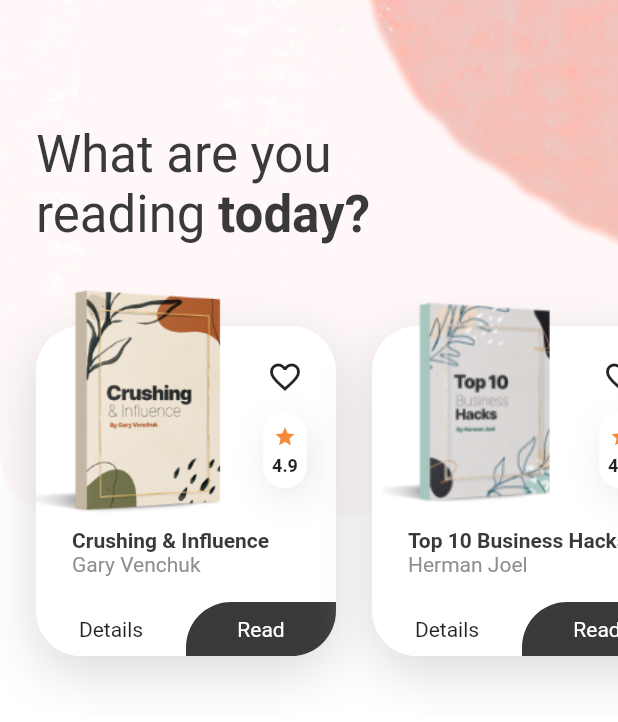
After one commit to sergiuwaxmann/book-app, a Flutter app: the screen it shows after launch, after a tap on "start reading", on a phone screen of 412 x 824 dp. The commit adds this screen. Shown: the top 722 px of the screen. Run offline on Flutter 3.47's test engine with Material 2 defaults, Android fonts, the phone set to English and light mode, and no system bars.

Commit message:
Home screen reading list

```diff
--- a/lib/main.dart
+++ b/lib/main.dart
@@ -1,6 +1,7 @@
 import 'package:flutter/material.dart';
 import 'package:bookapp/constant.dart';
 import 'package:bookapp/widgets/rounded_button.dart';
+import 'package:bookapp/screens/home.dart';
 
 void main() => runApp(BookApp());
 
@@ -56,6 +57,14 @@ class WelcomeScreen extends StatelessWidget {
               width: MediaQuery.of(context).size.width * .6,
               child: RoundedButton(
                 text: 'start reading',
+                onTap: () {
+                  Navigator.push(
+                    context,
+                    MaterialPageRoute(builder: (context) {
+                      return HomeScreen();
+                    }),
+                  );
+                },
                 fontSize: 20,
               ),
             ),
--- /dev/null
+++ b/lib/screens/home.dart
@@ -0,0 +1,74 @@
+import 'package:flutter/material.dart';
+import 'package:bookapp/widgets/reading_list_card.dart';
+
+class HomeScreen extends StatelessWidget {
+  @override
+  Widget build(BuildContext context) {
+    var size = MediaQuery.of(context).size;
+    return Scaffold(
+      body: Container(
+        width: double.infinity,
+        decoration: BoxDecoration(
+          image: DecorationImage(
+            image: AssetImage('assets/images/main-bg.png'),
+            alignment: Alignment.topCenter,
+            fit: BoxFit.fitWidth,
+          ),
+        ),
+        child: Column(
+          crossAxisAlignment: CrossAxisAlignment.start,
+          children: <Widget>[
+            SizedBox(
+              height: size.height * .1,
+            ),
+            Padding(
+              padding: const EdgeInsets.symmetric(
+                horizontal: 24,
+              ),
+              child: RichText(
+                text: TextSpan(
+                  // ignore: deprecated_member_use
+                  style: Theme.of(context).textTheme.display1,
+                  children: [
+                    TextSpan(text: 'What are you\nreading '),
+                    TextSpan(
+                      text: 'today?',
+                      style: TextStyle(
+                        fontWeight: FontWeight.bold,
+                      ),
+                    ),
+                  ],
+                ),
+              ),
+            ),
+            SizedBox(
+              height: 30,
+            ),
+            SingleChildScrollView(
+              scrollDirection: Axis.horizontal,
+              child: Row(
+                children: <Widget>[
+                  ReadingListCard(
+                    image: 'assets/images/book-1.png',
+                    title: 'Crushing & Influence',
+                    author: 'Gary Venchuk',
+                    rating: 4.9,
+                  ),
+                  ReadingListCard(
+                    image: 'assets/images/book-2.png',
+                    title: 'Top 10 Business Hacks',
+                    author: 'Herman Joel',
+                    rating: 4.8,
+                  ),
+                  SizedBox(
+                    width: 24,
+                  ),
+                ],
+              ),
+            ),
+          ],
+        ),
+      ),
+    );
+  }
+}
--- /dev/null
+++ b/lib/widgets/book_rating.dart
@@ -0,0 +1,50 @@
+import 'package:flutter/material.dart';
+import 'package:bookapp/constant.dart';
+
+class BookRating extends StatelessWidget {
+  final double rating;
+  const BookRating({
+    Key key,
+    this.rating,
+  }) : super(key: key);
+
+  @override
+  Widget build(BuildContext context) {
+    return Container(
+      padding: EdgeInsets.symmetric(
+        horizontal: 6,
+        vertical: 8,
+      ),
+      decoration: BoxDecoration(
+        color: Colors.white,
+        borderRadius: BorderRadius.circular(16),
+        boxShadow: [
+          BoxShadow(
+            color: Color(0xFFD3D3D3).withOpacity(.5),
+            offset: Offset(3, 7),
+            blurRadius: 20,
+          ),
+        ],
+      ),
+      child: Column(
+        children: <Widget>[
+          Icon(
+            Icons.star,
+            color: kIconColor,
+            size: 15,
+          ),
+          SizedBox(
+            height: 5,
+          ),
+          Text(
+            '$rating',
+            style: TextStyle(
+              fontSize: 12,
+              fontWeight: FontWeight.bold,
+            ),
+          ),
+        ],
+      ),
+    );
+  }
+}
--- /dev/null
+++ b/lib/widgets/reading_list_card.dart
@@ -0,0 +1,137 @@
+import 'package:flutter/material.dart';
+import 'package:bookapp/constant.dart';
+import 'package:bookapp/widgets/book_rating.dart';
+import 'package:bookapp/widgets/two_side_rounded_button.dart';
+
+class ReadingListCard extends StatelessWidget {
+  final String image;
+  final String title;
+  final String author;
+  final double rating;
+  final Function onTapDetails;
+  final Function onTapRead;
+  const ReadingListCard({
+    Key key,
+    this.image,
+    this.title,
+    this.author,
+    this.rating,
+    this.onTapDetails,
+    this.onTapRead,
+  }) : super(key: key);
+
+  @override
+  Widget build(BuildContext context) {
+    return Container(
+      width: 200,
+      height: 245,
+      margin: EdgeInsets.only(
+        left: 24,
+        bottom: 40,
+      ),
+      child: Stack(
+        children: <Widget>[
+          Positioned(
+            left: 0,
+            right: 0,
+            bottom: 0,
+            child: Container(
+              height: 220,
+              decoration: BoxDecoration(
+                color: Colors.white,
+                borderRadius: BorderRadius.circular(30),
+                boxShadow: [
+                  BoxShadow(
+                    color: kShadowColor,
+                    offset: Offset(0, 10),
+                    blurRadius: 30,
+                  ),
+                ],
+              ),
+            ),
+          ),
+          Image.asset(
+            image,
+            width: 150,
+          ),
+          Positioned(
+            right: 10,
+            top: 35,
+            child: Column(
+              children: <Widget>[
+                IconButton(
+                  icon: Icon(Icons.favorite_border),
+                  onPressed: () {},
+                ),
+                BookRating(
+                  rating: rating,
+                ),
+              ],
+            ),
+          ),
+          Positioned(
+            top: 160,
+            child: Container(
+              width: 200,
+              height: 85,
+              child: Column(
+                crossAxisAlignment: CrossAxisAlignment.start,
+                children: <Widget>[
+                  Padding(
+                    padding: EdgeInsets.only(
+                      left: 24,
+                    ),
+                    child: RichText(
+                      maxLines: 2,
+                      text: TextSpan(
+                        style: TextStyle(
+                          color: kBlackColor,
+                        ),
+                        children: [
+                          TextSpan(
+                            text: '$title\n',
+                            style: TextStyle(
+                              fontWeight: FontWeight.bold,
+                            ),
+                          ),
+                          TextSpan(
+                            text: author,
+                            style: TextStyle(
+                              color: kLightBlackColor,
+                            ),
+                          ),
+                        ],
+                      ),
+                    ),
+                  ),
+                  Spacer(),
+                  Row(
+                    children: <Widget>[
+                      GestureDetector(
+                        onTap: onTapDetails,
+                        child: Container(
+                          width: 100,
+                          alignment: Alignment.center,
+                          padding: EdgeInsets.symmetric(
+                            vertical: 10,
+                          ),
+                          child: Text('Details'),
+                        ),
+                      ),
+                      Expanded(
+                        child: TwoSideRoundedButton(
+                          text: 'Read',
+                          onTap: onTapRead,
+                        ),
+                      ),
+                    ],
+                  ),
+                ],
+              ),
+            ),
+          ),
+        ],
+      ),
+    );
+  }
+}
--- /dev/null
+++ b/lib/widgets/two_side_rounded_button.dart
@@ -0,0 +1,38 @@
+import 'package:flutter/material.dart';
+import 'package:bookapp/constant.dart';
+
+class TwoSideRoundedButton extends StatelessWidget {
+  final String text;
+  final Function onTap;
+  final double radius;
+  const TwoSideRoundedButton({
+    Key key,
+    this.text,
+    this.onTap,
+    this.radius = 30,
+  }) : super(key: key);
+
+  @override
+  Widget build(BuildContext context) {
+    return GestureDetector(
+      onTap: onTap,
+      child: Container(
+        alignment: Alignment.center,
+        padding: EdgeInsets.symmetric(vertical: 10),
+        decoration: BoxDecoration(
+          color: kBlackColor,
+          borderRadius: BorderRadius.only(
+            topLeft: Radius.circular(radius),
+            bottomRight: Radius.circular(radius),
+          ),
+        ),
+        child: Text(
+          text,
+          style: TextStyle(
+            color: Colors.white,
+          ),
+        ),
+      ),
+    );
+  }
+}
```
